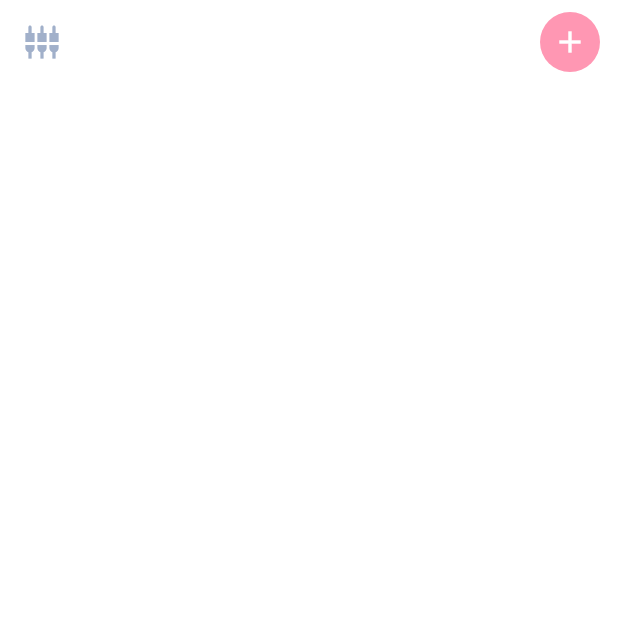
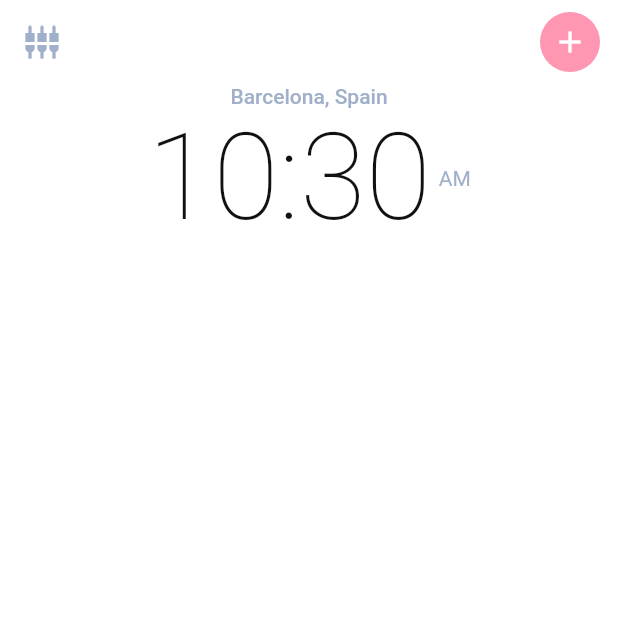
Before and after one commit to danielkvist/flutter_practices, a Flutter app: the screen it shows after launch, on a phone screen of 412 x 824 dp, the top half of it. Run offline on Flutter 3.47's test engine with Material 2 defaults, Android fonts, the phone set to English and light mode, and no system bars; our stand-ins replace flutter_swiper, google_fonts.

Commit message:
analog_clock: add hours and minutes

```diff
--- a/analog_clock/lib/main.dart
+++ b/analog_clock/lib/main.dart
@@ -1,6 +1,6 @@
+import 'package:analog_clock/screens/home_screen.dart';
 import 'package:analog_clock/theme.dart';
 import 'package:flutter/material.dart';
-import 'package:analog_clock/screens/home_screen.dart';
 
 void main() {
   runApp(App());
--- /dev/null
+++ b/analog_clock/lib/screens/components/body.dart
@@ -0,0 +1,20 @@
+import 'package:analog_clock/screens/components/time_in_hours_and_minutes.dart';
+import 'package:flutter/material.dart';
+
+class Body extends StatelessWidget {
+  @override
+  Widget build(BuildContext context) {
+    return SizedBox(
+      width: double.infinity,
+      child: Column(
+        children: <Widget>[
+          Text(
+            'Barcelona, Spain',
+            style: Theme.of(context).textTheme.bodyText1,
+          ),
+          TimeInHoursAndMinutes(),
+        ],
+      ),
+    );
+  }
+}
--- /dev/null
+++ b/analog_clock/lib/screens/components/time_in_hours_and_minutes.dart
@@ -0,0 +1,42 @@
+import 'dart:async';
+import 'package:flutter/material.dart';
+
+class TimeInHoursAndMinutes extends StatefulWidget {
+  @override
+  _TimeInHoursAndMinutesState createState() => _TimeInHoursAndMinutesState();
+}
+
+class _TimeInHoursAndMinutesState extends State<TimeInHoursAndMinutes> {
+  TimeOfDay _timeOfDay = TimeOfDay.now();
+
+  @override
+  void initState() {
+    super.initState();
+
+    Timer.periodic(Duration(seconds: 1), (timer) {
+      if (_timeOfDay.minute != TimeOfDay.now().minute) {
+        setState(() {
+          _timeOfDay = TimeOfDay.now();
+        });
+      }
+    });
+  }
+
+  @override
+  Widget build(BuildContext context) {
+    String _morning = _timeOfDay.period == DayPeriod.am ? "AM" : "PM";
+    return Row(
+      mainAxisAlignment: MainAxisAlignment.center,
+      children: [
+        Text(
+          "${_timeOfDay.hourOfPeriod}:${_timeOfDay.minute}",
+          style: Theme.of(context).textTheme.headline1,
+        ),
+        SizedBox(
+          width: 5.0,
+        ),
+        Text(_morning),
+      ],
+    );
+  }
+}
--- a/analog_clock/lib/screens/home_screen.dart
+++ b/analog_clock/lib/screens/home_screen.dart
@@ -1,3 +1,4 @@
+import 'package:analog_clock/screens/components/body.dart';
 import 'package:flutter/material.dart';
 
 class HomeScreen extends StatelessWidget {
@@ -5,6 +6,7 @@ class HomeScreen extends StatelessWidget {
   Widget build(BuildContext context) {
     return Scaffold(
       appBar: buildAppBar(context),
+      body: Body(),
     );
   }
 
```
